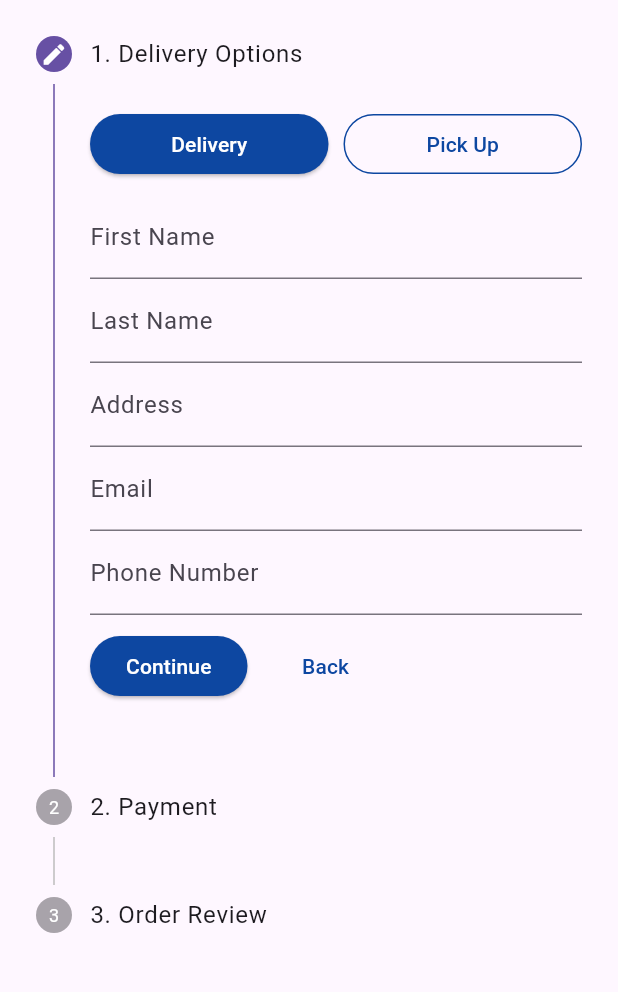
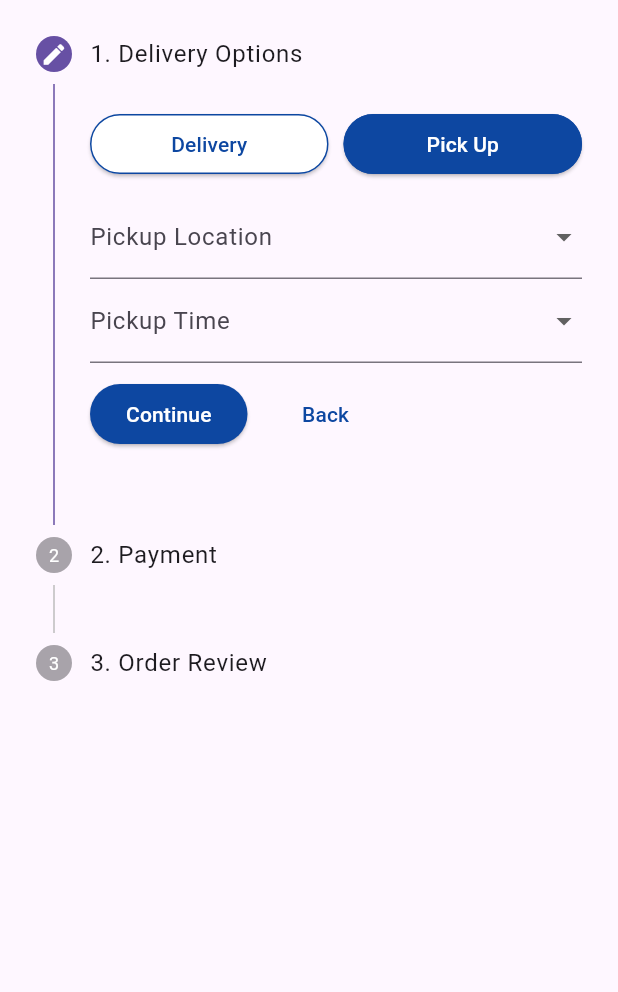
Before and after one commit to najmiiqbalhanif/App-AthleteZone, a Flutter app: the CheckoutPage screen opened directly, after a tap on "Pick Up", on a phone screen of 412 x 824 dp, the part 84-1076 px from its top. Run offline on Flutter 3.47's test engine with Material 3 defaults, Android fonts, the phone set to English and light mode, and no system bars.

Commit message:
nambah pick up order

```diff
--- a/lib/presentation/pages/checkoutPayment.dart
+++ b/lib/presentation/pages/checkoutPayment.dart
@@ -1,7 +1,6 @@
 import 'package:flutter/material.dart';
 import 'package:helloworld/presentation/pages/ordersPage.dart';
 import 'package:helloworld/presentation/pages/profilepage.dart';
-
 
 void main() {
   runApp(MaterialApp(
@@ -10,19 +9,19 @@ void main() {
     theme: ThemeData(
       primarySwatch: Colors.blue,
       colorScheme: ColorScheme.light(
-        primary: Colors.blue, // Stepper active color and borders
-        onPrimary: Colors.white, // Text color for primary color buttons
-        secondary: Colors.blue, // Color for radio, checkboxes, etc.
+        primary: Colors.blue,
+        onPrimary: Colors.white,
+        secondary: Colors.blue,
       ),
       elevatedButtonTheme: ElevatedButtonThemeData(
         style: ElevatedButton.styleFrom(
-          backgroundColor: Colors.blue[900], // Dark blue for button background
+          backgroundColor: Colors.blue[900],
         ),
       ),
       outlinedButtonTheme: OutlinedButtonThemeData(
         style: OutlinedButton.styleFrom(
-          side: BorderSide(color: Colors.blue[900]!), // Dark blue border for outlined buttons
-          foregroundColor: Colors.blue[900], // Text color for outlined button
+          side: BorderSide(color: Colors.blue[900]!),
+          foregroundColor: Colors.blue[900],
         ),
       ),
     ),
@@ -36,14 +35,21 @@ class CheckoutPage extends StatefulWidget {
 
 class _CheckoutPageState extends State<CheckoutPage> {
   int _currentStep = 0;
+  final _formKey = GlobalKey<FormState>();
 
-  final _formKey = GlobalKey<FormState>();
   String firstName = '';
   String lastName = '';
   String address = '';
   String email = '';
   String phone = '';
   String? _selectedPaymentMethod = 'credit';
+
+  bool isDelivery = true;
+  String? selectedLocation;
+  String? selectedTime;
+
+  List<String> pickupLocations = ['Bandung Store', 'Jakarta Store'];
+  List<String> pickupTimes = ['10:00 AM', '1:00 PM', '4:00 PM'];
 
   @override
   Widget build(BuildContext context) {
@@ -53,14 +59,12 @@ class _CheckoutPageState extends State<CheckoutPage> {
         elevation: 1,
         title: Row(
           children: [
-            Text(
-              "AthleteZone",
+            Text("AthleteZone",
                 style: TextStyle(
                   color: Colors.black,
                   fontWeight: FontWeight.bold,
                   fontSize: 18,
-              ),
-            ),
+                )),
             Spacer(),
             Icon(Icons.search, color: Colors.black),
             SizedBox(width: 20),
@@ -81,8 +85,10 @@ class _CheckoutPageState extends State<CheckoutPage> {
       body: Stepper(
         currentStep: _currentStep,
         onStepContinue: () {
+          if (_formKey.currentState!.validate()) {
             if (_currentStep < 2) {
               setState(() => _currentStep += 1);
+            }
           }
         },
         onStepCancel: () {
@@ -90,9 +96,8 @@ class _CheckoutPageState extends State<CheckoutPage> {
             setState(() => _currentStep -= 1);
           }
         },
-          controlsBuilder: (BuildContext context, ControlsDetails details) {
+        controlsBuilder: (context, details) {
           final isLastStep = _currentStep == 2;
-
           return Padding(
             padding: const EdgeInsets.symmetric(vertical: 10.0),
             child: Row(
@@ -100,20 +105,15 @@ class _CheckoutPageState extends State<CheckoutPage> {
                 if (!isLastStep)
                   ElevatedButton(
                     onPressed: details.onStepContinue,
+                    child: Text('Continue', style: TextStyle(color: Colors.white)),
                     style: ElevatedButton.styleFrom(
-                        backgroundColor: Colors.blue[900], // Dark blue for Continue button
+                      backgroundColor: Colors.blue[900],
                     ),
-                      child: Text('Continue', style: TextStyle(color: Colors.white)),
                   ),
                 if (!isLastStep) SizedBox(width: 20),
                 TextButton(
                   onPressed: details.onStepCancel,
-                    child: Text(
-                      'Back',
-                      style: TextStyle(
-                        color: Colors.blue[900], // Dark blue for Back button
-                      ),
-                    ),
+                  child: Text('Back', style: TextStyle(color: Colors.blue[900])),
                 ),
               ],
             ),
@@ -130,27 +130,47 @@ class _CheckoutPageState extends State<CheckoutPage> {
                     children: [
                       Expanded(
                         child: ElevatedButton(
-                          onPressed: () {},
+                          onPressed: () {
+                            setState(() {
+                              isDelivery = true;
+                            });
+                          },
                           style: ElevatedButton.styleFrom(
-                            backgroundColor: Colors.blue[900], // Dark blue background
+                            backgroundColor: isDelivery ? Colors.blue[900] : Colors.white,
+                            side: BorderSide(color: Colors.blue[900]!),
                           ),
-                          child: Text("Delivery", style: TextStyle(color: Colors.white)), // White text
+                          child: Text(
+                            "Delivery",
+                            style: TextStyle(
+                              color: isDelivery ? Colors.white : Colors.blue[900],
+                            ),
+                          ),
                         ),
                       ),
                       SizedBox(width: 10),
                       Expanded(
-                        child: OutlinedButton(
-                          onPressed: () {},
-                          style: OutlinedButton.styleFrom(
-                            side: BorderSide(color: Colors.blue[900]!), // Dark blue border
-                            foregroundColor: Colors.blue[900], // Dark blue text
+                        child: ElevatedButton(
+                          onPressed: () {
+                            setState(() {
+                              isDelivery = false;
+                            });
+                          },
+                          style: ElevatedButton.styleFrom(
+                            backgroundColor: !isDelivery ? Colors.blue[900] : Colors.white,
+                            side: BorderSide(color: Colors.blue[900]!),
                           ),
-                          child: Text("Pick Up"),
+                          child: Text(
+                            "Pick Up",
+                            style: TextStyle(
+                              color: !isDelivery ? Colors.white : Colors.blue[900],
+                            ),
+                          ),
                         ),
                       ),
                     ],
                   ),
                   SizedBox(height: 10),
+                  if (isDelivery) ...[
                     TextFormField(
                       decoration: InputDecoration(labelText: "First Name"),
                       onChanged: (value) => firstName = value,
@@ -171,6 +191,22 @@ class _CheckoutPageState extends State<CheckoutPage> {
                       decoration: InputDecoration(labelText: "Phone Number"),
                       onChanged: (value) => phone = value,
                     ),
+                  ] else ...[
+                    DropdownButtonFormField<String>(
+                      decoration: InputDecoration(labelText: "Pickup Location"),
+                      items: pickupLocations.map((location) {
+                        return DropdownMenuItem(value: location, child: Text(location));
+                      }).toList(),
+                      onChanged: (value) => setState(() => selectedLocation = value),
+                    ),
+                    DropdownButtonFormField<String>(
+                      decoration: InputDecoration(labelText: "Pickup Time"),
+                      items: pickupTimes.map((time) {
+                        return DropdownMenuItem(value: time, child: Text(time));
+                      }).toList(),
+                      onChanged: (value) => setState(() => selectedTime = value),
+                    ),
+                  ],
                 ],
               ),
             ),
@@ -185,31 +221,19 @@ class _CheckoutPageState extends State<CheckoutPage> {
                   title: Text("Credit Card"),
                   value: "credit",
                   groupValue: _selectedPaymentMethod,
-                  onChanged: (value) {
-                    setState(() {
-                      _selectedPaymentMethod = value.toString();
-                    });
-                  },
+                  onChanged: (value) => setState(() => _selectedPaymentMethod = value.toString()),
                 ),
                 RadioListTile(
                   title: Text("PayPal"),
                   value: "paypal",
                   groupValue: _selectedPaymentMethod,
-                  onChanged: (value) {
-                    setState(() {
-                      _selectedPaymentMethod = value.toString();
-                    });
-                  },
+                  onChanged: (value) => setState(() => _selectedPaymentMethod = value.toString()),
                 ),
                 RadioListTile(
                   title: Text("Cash on Delivery"),
                   value: "cod",
                   groupValue: _selectedPaymentMethod,
-                  onChanged: (value) {
-                    setState(() {
-                      _selectedPaymentMethod = value.toString();
-                    });
-                  },
+                  onChanged: (value) => setState(() => _selectedPaymentMethod = value.toString()),
                 ),
               ],
             ),
@@ -227,34 +251,19 @@ class _CheckoutPageState extends State<CheckoutPage> {
                   child: Padding(
                     padding: EdgeInsets.all(12),
                     child: Row(
-                      crossAxisAlignment: CrossAxisAlignment.start,
                       children: [
-                        Container(
-                          width: 80,
-                          height: 80,
-                          child: Image.asset(
-                            'assets/images/pegasus.jpeg',
-                            fit: BoxFit.contain,
-                          ),
-                        ),
+                        Image.asset('assets/images/pegasus.jpeg', width: 80, height: 80),
                         SizedBox(width: 10),
                         Expanded(
                           child: Column(
                             crossAxisAlignment: CrossAxisAlignment.start,
                             children: [
-                              Text(
-                                'Nike Air Zoom Pegasus 37',
-                                style: TextStyle(fontWeight: FontWeight.bold),
-                              ),
-                              SizedBox(height: 5),
+                              Text('Nike Air Zoom Pegasus 37', style: TextStyle(fontWeight: FontWeight.bold)),
                               Text('Size: 4.5'),
                               Text('Color: Indigo Haze/Purple Pulse'),
                               Text('Qty: 1'),
                               SizedBox(height: 5),
-                              Text(
-                                '£104.95',
-                                style: TextStyle(fontWeight: FontWeight.bold),
-                              ),
+                              Text('£104.95', style: TextStyle(fontWeight: FontWeight.bold)),
                             ],
                           ),
                         ),
@@ -265,13 +274,7 @@ class _CheckoutPageState extends State<CheckoutPage> {
                 Divider(),
                 Align(
                   alignment: Alignment.centerRight,
-                  child: Text(
-                    'Total: Rp6.098.000',
-                    style: TextStyle(
-                      fontWeight: FontWeight.bold,
-                      fontSize: 16,
-                    ),
-                  ),
+                  child: Text('Total: Rp6.098.000', style: TextStyle(fontWeight: FontWeight.bold, fontSize: 16)),
                 ),
                 SizedBox(height: 20),
                 Center(
@@ -285,7 +288,7 @@ class _CheckoutPageState extends State<CheckoutPage> {
                           actions: [
                             TextButton(
                               onPressed: () {
-                                Navigator.pop(context); // Tutup dialog dulu
+                                Navigator.pop(context);
                                 Navigator.push(
                                   context,
                                   MaterialPageRoute(builder: (context) => OrdersPage()),
@@ -298,10 +301,10 @@ class _CheckoutPageState extends State<CheckoutPage> {
                       );
                     },
                     style: ElevatedButton.styleFrom(
-                      backgroundColor: Colors.blue[900], // Dark blue background for Submit Order
+                      backgroundColor: Colors.blue[900],
                       padding: EdgeInsets.symmetric(horizontal: 40, vertical: 12),
                     ),
-                    child: Text("Submit Order", style: TextStyle(color: Colors.white)), // White text
+                    child: Text("Submit Order", style: TextStyle(color: Colors.white)),
                   ),
                 ),
               ],
--- a/pubspec.yaml
+++ b/pubspec.yaml
@@ -59,7 +59,7 @@ flutter:
   # To add assets to your application, add an assets section, like this:
   assets:
     - assets/images/
-    - assets/fonts/
+    #- assets/fonts
     - assets/icons/
     - assets/images/shoes1.png
     - assets/images/logo.png
```
Lines whose indentation alone changed are shown as unchanged.
